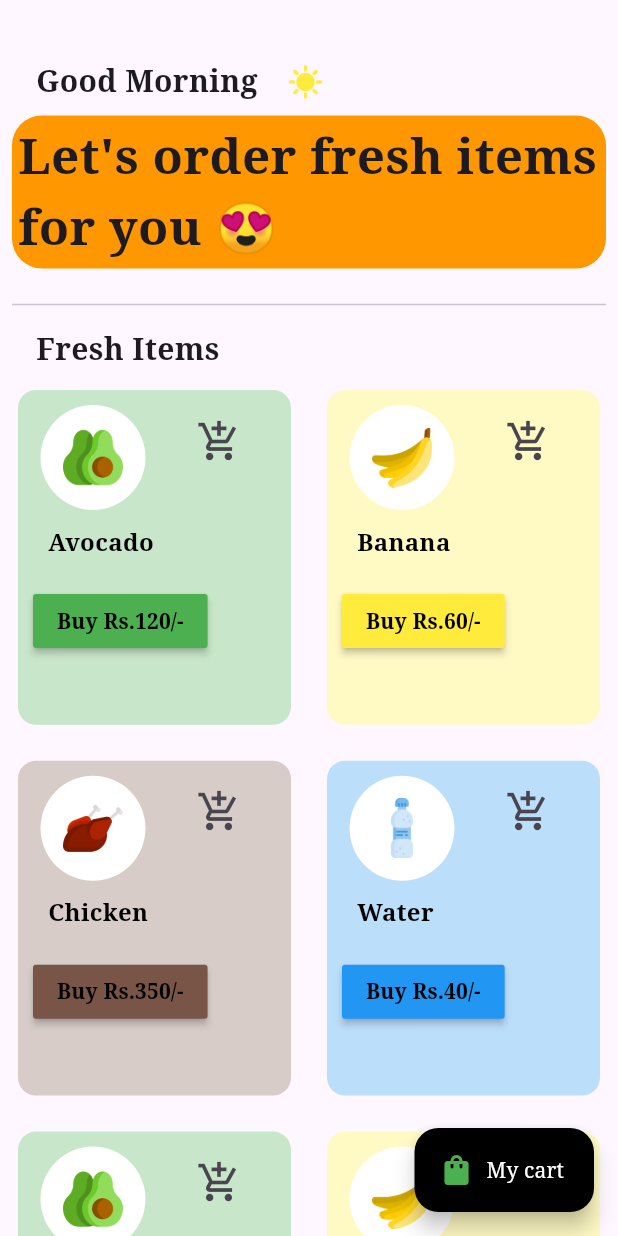
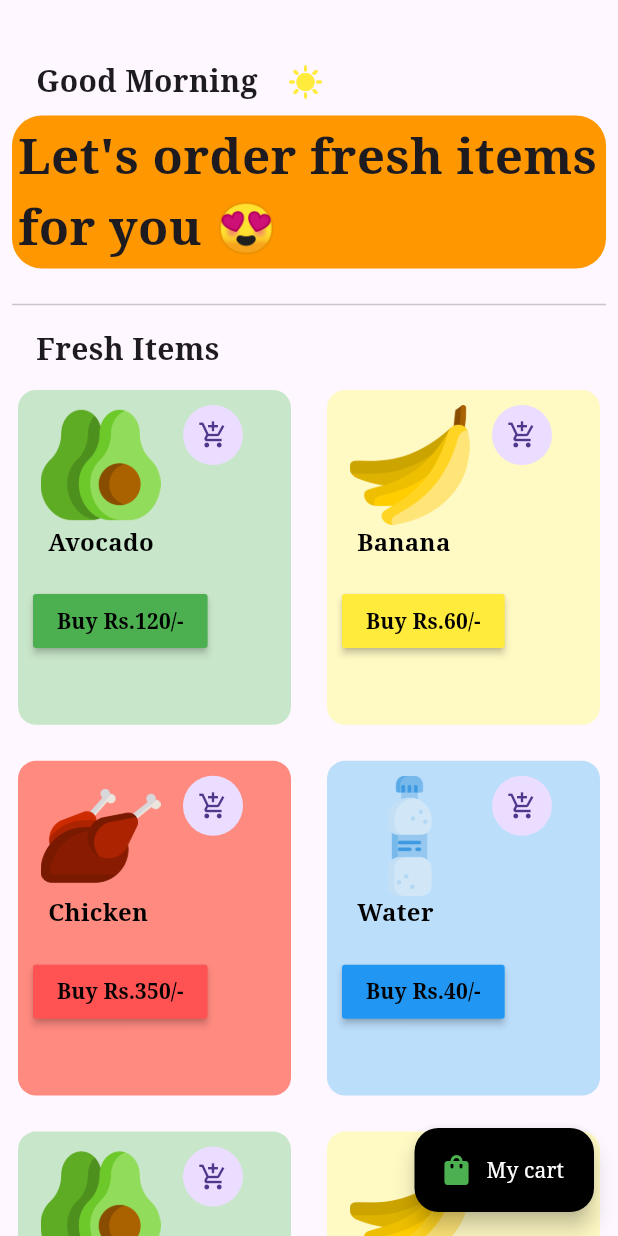
Before and after one commit to krishnarajkumar0610/grocery_app, a Flutter app: the screen it shows after launch, on a phone screen of 412 x 824 dp. Run offline on Flutter 3.47's test engine with Material 3 defaults, Android fonts, the phone set to English and light mode, and no system bars; our stand-ins replace flutter_bloc, google_fonts.

Commit message:
Grocery App

```diff
--- a/grocery_app/lib/bloc/grocery_states.dart
+++ b/grocery_app/lib/bloc/grocery_states.dart
@@ -21,7 +21,7 @@ class GroceryStates {
       "350",
       "assets/chicken.png",
       "Chicken is a versatile poultry meat known for its mild flavor and lean protein content. It can be grilled, roasted, fried, or incorporated into a variety of dishes worldwide.",
-      Colors.brown
+      Colors.redAccent
     ],
     [
       "Water",
--- a/grocery_app/lib/components/grocery_items.dart
+++ b/grocery_app/lib/components/grocery_items.dart
@@ -40,22 +40,19 @@ class GroceryItemTile extends StatelessWidget {
               Positioned(
                 left: 15,
                 top: 10,
-                child: CircleAvatar(
-                  backgroundColor: Colors.white,
-                  radius: 35,
                 child: Image.asset(
                   imagePath,
-                    height: 40,
-                  ),
+                  height: 80,
                 ),
               ),
               Positioned(
                 left: 110,
                 top: 10,
+                child: CircleAvatar(
                   child: IconButton(
                     icon: const Icon(
                       Icons.add_shopping_cart,
-                    size: 30,
+                      size: 20,
                     ),
                     onPressed: () {
                       context.read<GroceryBloc>().add(AddToCart(index: index));
@@ -65,6 +62,7 @@ class GroceryItemTile extends StatelessWidget {
                             builder: (context) => const CartPage(),
                           ));
                     },
+                  ),
                 ),
               ),
               Positioned(
```
Lines whose indentation alone changed are shown as unchanged.
